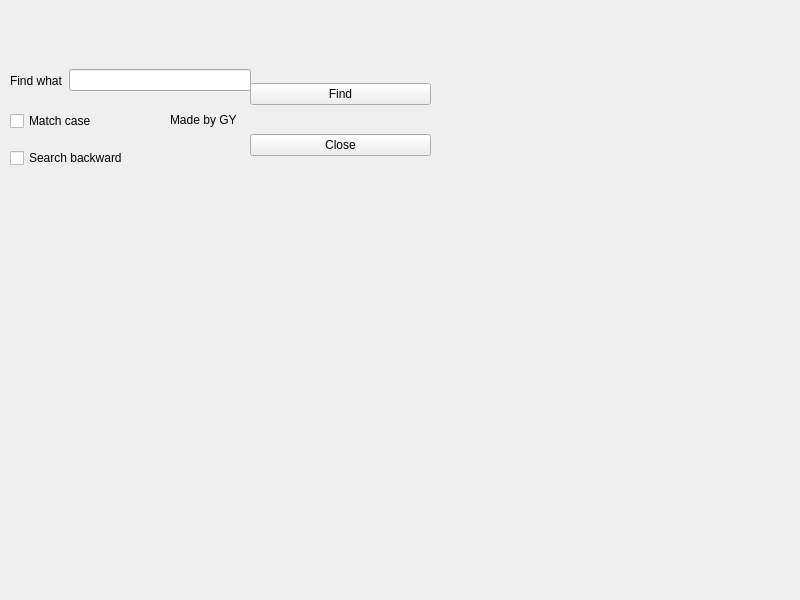
Before: the Qt Designer form 04th-week-homework/QT4-2_2-dialog/widget.ui in Gsheep0729/Qt-Software-Group7, drawn with Qt 5.
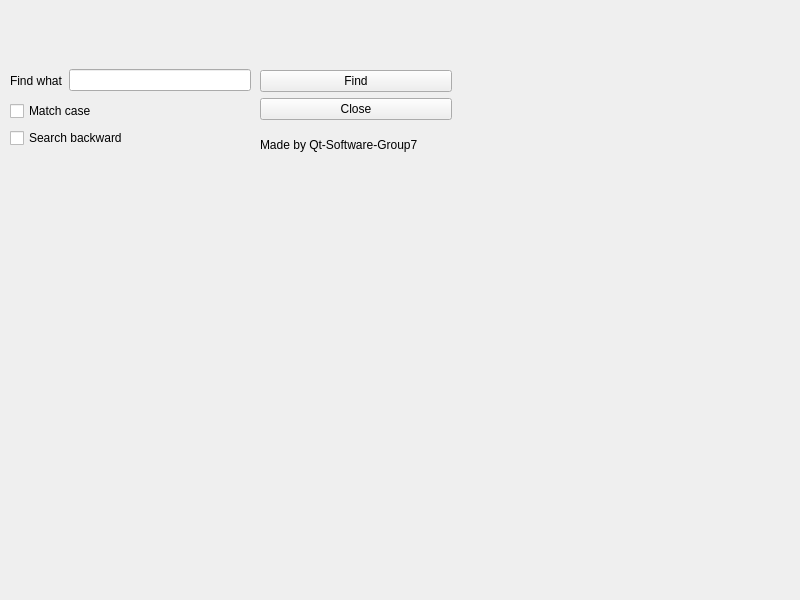
After: the same form once the commit is applied.

The edit to the form file:
```diff
--- a/04th-week-homework/QT4-2_2-dialog/widget.ui
+++ b/04th-week-homework/QT4-2_2-dialog/widget.ui
@@ -13,19 +13,6 @@
   <property name="windowTitle">
    <string>Widget</string>
   </property>
-  <widget class="QLabel" name="label_2">
-   <property name="geometry">
-    <rect>
-     <x>170</x>
-     <y>110</y>
-     <width>81</width>
-     <height>20</height>
-    </rect>
-   </property>
-   <property name="text">
-    <string>Made by GY</string>
-   </property>
-  </widget>
   <widget class="QWidget" name="horizontalLayoutWidget">
    <property name="geometry">
     <rect>
@@ -54,7 +41,7 @@
      <x>10</x>
      <y>100</y>
      <width>160</width>
-     <height>80</height>
+     <height>51</height>
     </rect>
    </property>
    <layout class="QVBoxLayout" name="verticalLayout">
@@ -77,10 +64,10 @@
   <widget class="QWidget" name="verticalLayoutWidget_2">
    <property name="geometry">
     <rect>
-     <x>250</x>
-     <y>60</y>
-     <width>181</width>
-     <height>121</height>
+     <x>260</x>
+     <y>70</y>
+     <width>192</width>
+     <height>82</height>
     </rect>
    </property>
    <layout class="QVBoxLayout" name="verticalLayout_2">
@@ -98,6 +85,26 @@
       </property>
      </widget>
     </item>
+    <item>
+     <spacer name="verticalSpacer">
+      <property name="orientation">
+       <enum>Qt::Orientation::Vertical</enum>
+      </property>
+      <property name="sizeHint" stdset="0">
+       <size>
+        <width>176</width>
+        <height>10</height>
+       </size>
+      </property>
+     </spacer>
+    </item>
+    <item>
+     <widget class="QLabel" name="label_2">
+      <property name="text">
+       <string>Made by Qt-Software-Group7</string>
+      </property>
+     </widget>
+    </item>
    </layout>
   </widget>
  </widget>
```
